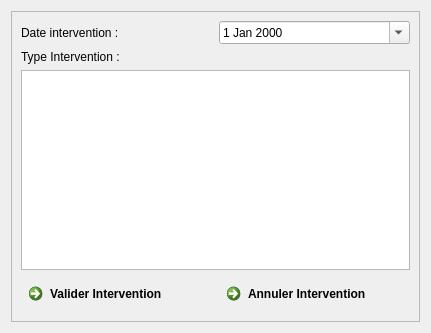
Old version of the form f_declarerintervention.ui in the repository nivhg/ludopen.
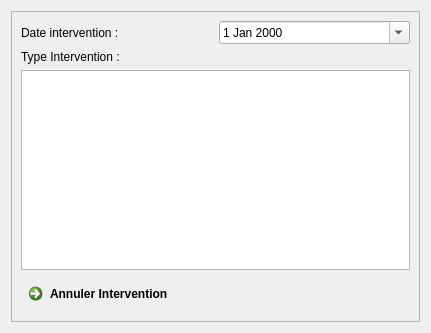
New version of the form. Icons and pictures are not drawn.

```diff
--- a/f_declarerintervention.ui
+++ b/f_declarerintervention.ui
@@ -59,23 +59,6 @@
         </item>
         <item row="2" column="0">
          <layout class="QHBoxLayout" name="HLay">
-          <item>
-           <widget class="QCommandLinkButton" name="Bt_ValiderIntervention">
-            <property name="text">
-             <string>Valider Intervention</string>
-            </property>
-            <property name="icon">
-             <iconset resource="ImagesIcones.qrc">
-              <normaloff>:/Reparation.png</normaloff>:/Reparation.png</iconset>
-            </property>
-            <property name="iconSize">
-             <size>
-              <width>30</width>
-              <height>30</height>
-             </size>
-            </property>
-           </widget>
-          </item>
           <item>
            <widget class="QCommandLinkButton" name="Bt_AnnulerIntervention">
             <property name="text">
```
